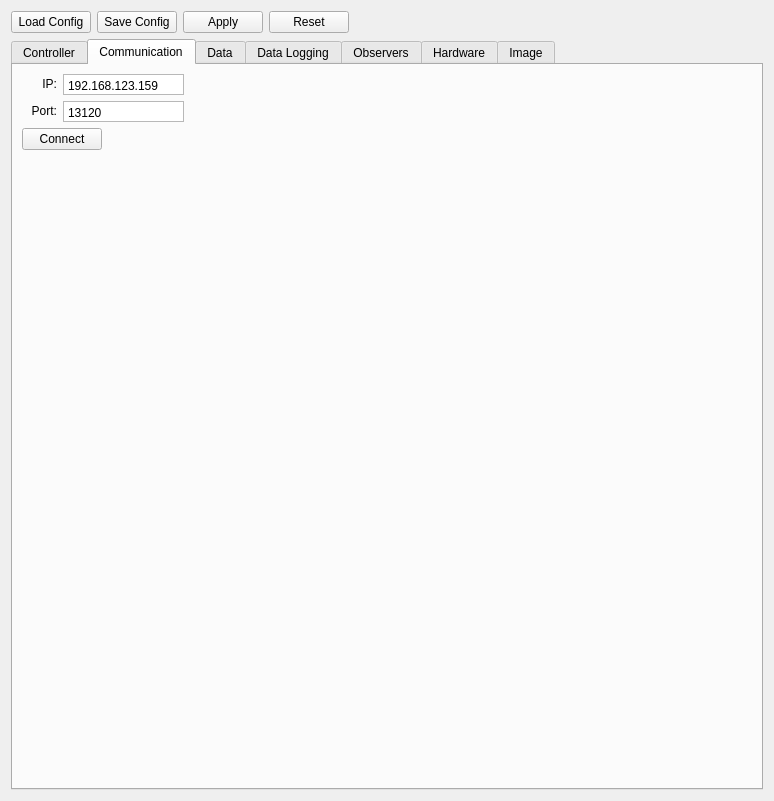
First picture: the form in Leash/src/Leash.ui, repository ryan0270/quadrover, before the edit.
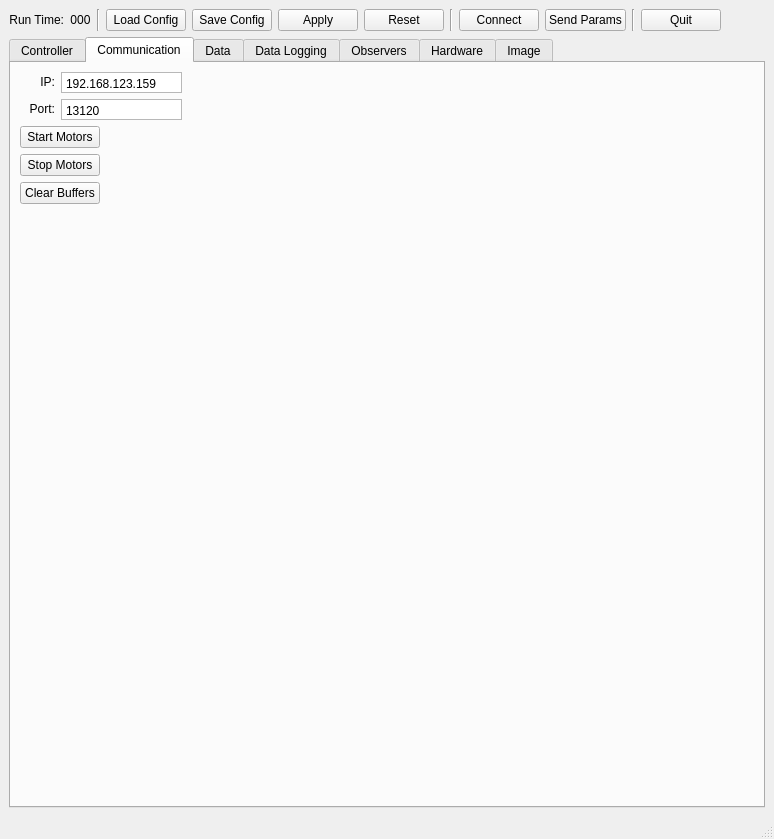
Second picture: the form after the edit. The open tabs and pages were chosen to show the change.

Commit message: GUI ready to start testing

What changed in the file:
```diff
--- a/Leash/src/Leash.ui
+++ b/Leash/src/Leash.ui
@@ -1,62 +1,149 @@
 <?xml version="1.0" encoding="UTF-8"?>
 <ui version="4.0">
  <class>Leash</class>
- <widget class="QWidget" name="Leash">
+ <widget class="QMainWindow" name="Leash">
   <property name="geometry">
    <rect>
     <x>0</x>
     <y>0</y>
     <width>774</width>
-    <height>801</height>
+    <height>839</height>
    </rect>
   </property>
+  <property name="sizePolicy">
+   <sizepolicy hsizetype="Preferred" vsizetype="Preferred">
+    <horstretch>0</horstretch>
+    <verstretch>0</verstretch>
+   </sizepolicy>
+  </property>
   <property name="windowTitle">
    <string>Form</string>
   </property>
-  <layout class="QGridLayout" name="gridLayout_22">
+  <property name="autoFillBackground">
+   <bool>true</bool>
+  </property>
+  <property name="locale">
+   <locale language="English" country="UnitedStates"/>
+  </property>
+  <widget class="QWidget" name="centralwidget">
+   <layout class="QGridLayout" name="gridLayout_13">
    <item row="0" column="0">
+     <widget class="QLabel" name="label_2">
+      <property name="sizePolicy">
+       <sizepolicy hsizetype="Preferred" vsizetype="Fixed">
+        <horstretch>0</horstretch>
+        <verstretch>0</verstretch>
+       </sizepolicy>
+      </property>
+      <property name="text">
+       <string>Run Time:</string>
+      </property>
+      <property name="alignment">
+       <set>Qt::AlignRight|Qt::AlignTrailing|Qt::AlignVCenter</set>
+      </property>
+     </widget>
+    </item>
+    <item row="0" column="1">
+     <widget class="QLabel" name="lblRunTime">
+      <property name="sizePolicy">
+       <sizepolicy hsizetype="Preferred" vsizetype="Fixed">
+        <horstretch>0</horstretch>
+        <verstretch>0</verstretch>
+       </sizepolicy>
+      </property>
+      <property name="text">
+       <string>000</string>
+      </property>
+      <property name="alignment">
+       <set>Qt::AlignCenter</set>
+      </property>
+     </widget>
+    </item>
+    <item row="0" column="2">
+     <widget class="Line" name="line_5">
+      <property name="orientation">
+       <enum>Qt::Vertical</enum>
+      </property>
+     </widget>
+    </item>
+    <item row="0" column="3">
     <widget class="QPushButton" name="btnLoadConfig">
      <property name="text">
       <string>Load Config</string>
      </property>
     </widget>
    </item>
-   <item row="0" column="1">
+    <item row="0" column="4">
     <widget class="QPushButton" name="btnSaveConfig">
      <property name="text">
       <string>Save Config</string>
      </property>
     </widget>
    </item>
-   <item row="0" column="2">
+    <item row="0" column="5">
     <widget class="QPushButton" name="btnApply">
      <property name="text">
       <string>Apply</string>
      </property>
     </widget>
    </item>
-   <item row="0" column="3">
+    <item row="0" column="6">
     <widget class="QPushButton" name="btnResetConfig">
      <property name="text">
       <string>Reset</string>
      </property>
     </widget>
    </item>
-   <item row="0" column="4">
+    <item row="0" column="7">
+     <widget class="Line" name="line">
+      <property name="orientation">
+       <enum>Qt::Vertical</enum>
+      </property>
+     </widget>
+    </item>
+    <item row="0" column="8">
+     <widget class="QPushButton" name="btnConnect">
+      <property name="text">
+       <string>Connect</string>
+      </property>
+     </widget>
+    </item>
+    <item row="0" column="9">
+     <widget class="QPushButton" name="btnSendParams">
+      <property name="text">
+       <string>Send Params</string>
+      </property>
+     </widget>
+    </item>
+    <item row="0" column="10">
+     <widget class="Line" name="line_4">
+      <property name="orientation">
+       <enum>Qt::Vertical</enum>
+      </property>
+     </widget>
+    </item>
+    <item row="0" column="11">
+     <widget class="QPushButton" name="btnQuit">
+      <property name="text">
+       <string>Quit</string>
+      </property>
+     </widget>
+    </item>
+    <item row="0" column="12">
     <spacer name="horizontalSpacer_5">
      <property name="orientation">
       <enum>Qt::Horizontal</enum>
      </property>
      <property name="sizeHint" stdset="0">
       <size>
-       <width>484</width>
+        <width>30</width>
        <height>20</height>
       </size>
      </property>
     </spacer>
    </item>
-   <item row="1" column="0" colspan="5">
-    <widget class="QTabWidget" name="tabWidget_2">
+    <item row="1" column="0" colspan="13">
+     <widget class="QTabWidget" name="tabWidget">
      <property name="currentIndex">
       <number>5</number>
      </property>
@@ -562,7 +649,7 @@
          </property>
         </spacer>
        </item>
-       <item row="2" column="0">
+        <item row="4" column="0">
         <spacer name="verticalSpacer_2">
          <property name="orientation">
           <enum>Qt::Vertical</enum>
@@ -575,10 +662,24 @@
          </property>
         </spacer>
        </item>
+        <item row="2" column="0">
+         <widget class="QPushButton" name="btnStopMotors">
+          <property name="text">
+           <string>Stop Motors</string>
+          </property>
+         </widget>
+        </item>
        <item row="1" column="0">
-        <widget class="QPushButton" name="btnConnect">
+         <widget class="QPushButton" name="btnStartMotors">
          <property name="text">
-          <string>Connect</string>
+           <string>Start Motors</string>
+          </property>
+         </widget>
+        </item>
+        <item row="3" column="0">
+         <widget class="QPushButton" name="btnClearBuffers">
+          <property name="text">
+           <string>Clear Buffers</string>
          </property>
         </widget>
        </item>
@@ -2175,6 +2276,18 @@
     </widget>
    </item>
   </layout>
+  </widget>
+  <widget class="QMenuBar" name="menubar">
+   <property name="geometry">
+    <rect>
+     <x>0</x>
+     <y>0</y>
+     <width>774</width>
+     <height>19</height>
+    </rect>
+   </property>
+  </widget>
+  <widget class="QStatusBar" name="statusbar"/>
  </widget>
  <resources/>
  <connections/>
```
Left out of the diff: 20 changed lines with no effect on the pictures. Lines whose indentation alone changed are shown as unchanged. The commit also changes 8 other files.
